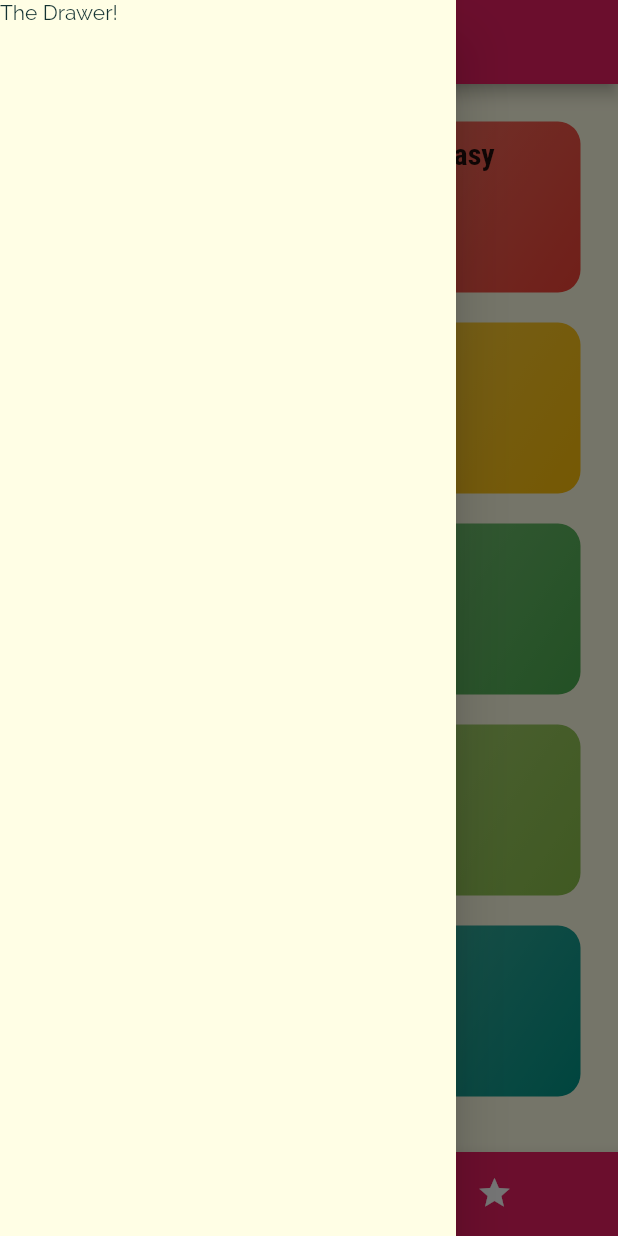
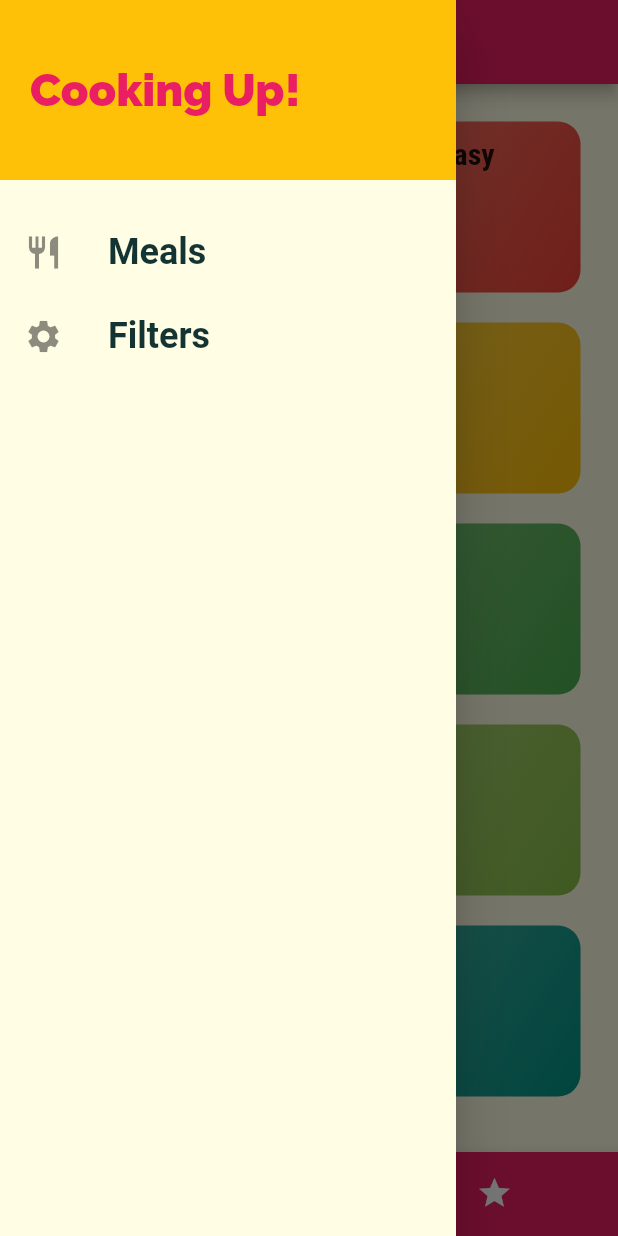
Before and after one commit to PyFinn/delicious_meals, a Flutter app: the screen it shows after launch, with the side drawer open, on a phone screen of 412 x 824 dp. Run offline on Flutter 3.47's test engine with Material 2 defaults, Android fonts, the phone set to English and light mode, and no system bars; Roboto replaces fonts that are missing (RobotoCondensed).

Commit message:
Custom Drawer

```diff
--- /dev/null
+++ b/lib/main_drawer.dart
@@ -0,0 +1,59 @@
+import 'package:flutter/material.dart';
+
+class MainDrawer extends StatelessWidget {
+  @override
+  Widget build(BuildContext context) {
+    return Drawer(
+      child: Column(
+        children: [
+          Container(
+            height: 120,
+            width: double.infinity,
+            padding: const EdgeInsets.all(20),
+            alignment: Alignment.centerLeft,
+            color: Theme.of(context).accentColor,
+            child: Text(
+              'Cooking Up!',
+              style: TextStyle(
+                  fontWeight: FontWeight.w900,
+                  fontFamily: 'Raleway',
+                  fontSize: 30,
+                  color: Theme.of(context).primaryColor),
+            ),
+          ),
+          SizedBox(
+            height: 20,
+          ),
+          ListTile(
+            leading: Icon(
+              Icons.restaurant,
+              size: 26,
+            ),
+            title: Text(
+              'Meals',
+              style: TextStyle(
+                  fontFamily: 'RobotoCondensed',
+                  fontSize: 24,
+                  fontWeight: FontWeight.bold),
+            ),
+            onTap: () {},
+          ),
+          ListTile(
+            leading: Icon(
+              Icons.settings,
+              size: 26,
+            ),
+            title: Text(
+              'Filters',
+              style: TextStyle(
+                  fontFamily: 'RobotoCondensed',
+                  fontSize: 24,
+                  fontWeight: FontWeight.bold),
+            ),
+            onTap: () {},
+          )
+        ],
+      ),
+    );
+  }
+}
--- a/lib/screens/tabs_screen.dart
+++ b/lib/screens/tabs_screen.dart
@@ -1,6 +1,7 @@
-import 'package:delicious_meals/screens/categories.dart';
-import 'package:delicious_meals/screens/favorites_screen.dart';
 import 'package:flutter/material.dart';
+import './categories.dart';
+import './favorites_screen.dart';
+import '../main_drawer.dart';
 
 class TabsScreen extends StatefulWidget {
   @override
@@ -18,9 +19,7 @@ class _TabsScreenState extends State<TabsScreen> {
       appBar: AppBar(
         title: Text('Meals'),
       ),
-      drawer: Drawer(
-        child: Text('The Drawer!'),
-      ),
+      drawer: MainDrawer(),
       body: pages[_selectedPage],
       bottomNavigationBar: BottomNavigationBar(
         onTap: (int index) {
```
